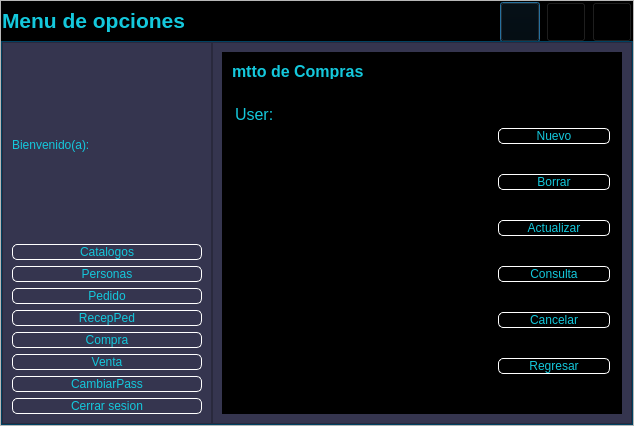
Before: the Qt Designer form PracticaC4_1/Gui/ControlWindows.ui in FaTeWendering/PracticaC4_1_admin_database, drawn with Qt 5.
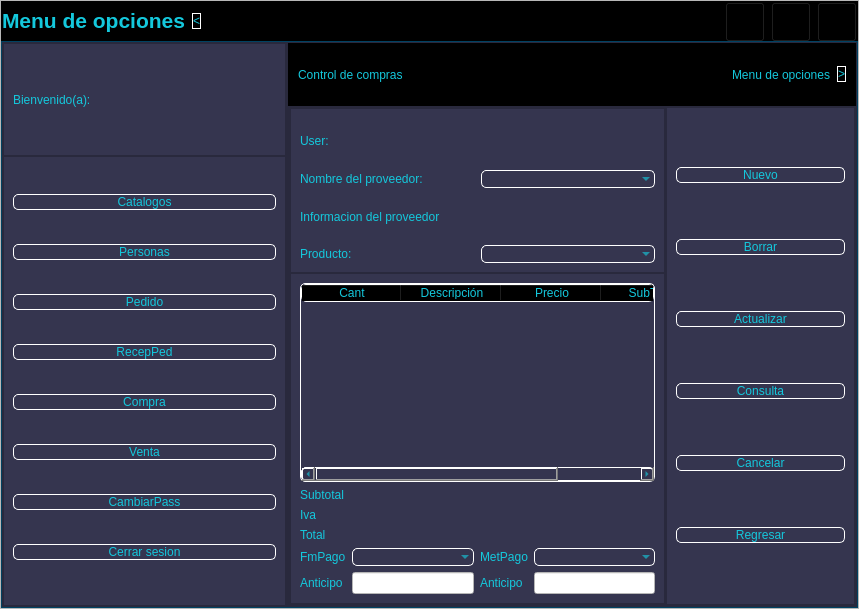
After: the same form once the commit is applied. The open tabs and pages were chosen to show the change. Icons and pictures are not drawn.

Commit message: Animacion y nuevo boton para ocultar el menu de opciones

```diff
--- a/PracticaC4_1/Gui/ControlWindows.ui
+++ b/PracticaC4_1/Gui/ControlWindows.ui
@@ -6,8 +6,8 @@
    <rect>
     <x>0</x>
     <y>0</y>
-    <width>634</width>
-    <height>426</height>
+    <width>859</width>
+    <height>609</height>
    </rect>
   </property>
   <property name="windowTitle">
@@ -94,6 +94,26 @@
            </property>
           </widget>
          </item>
+         <item>
+          <widget class="QPushButton" name="btn_toggle_menu">
+           <property name="styleSheet">
+            <string notr="true">QPushButton{
+font: 87 12pt &quot;Arial Black&quot;;
+background-color:#000000ff;
+color: rgb(20, 200, 220);
+border-radius:5px;
+border: 1px solid white;
+}
+
+QPushButton:hover {
+    background-color: white;
+}</string>
+           </property>
+           <property name="text">
+            <string>&lt;</string>
+           </property>
+          </widget>
+         </item>
          <item>
           <spacer name="horizontalSpacer">
            <property name="orientation">
@@ -239,7 +259,31 @@
            <property name="frameShadow">
             <enum>QFrame::Raised</enum>
            </property>
-           <layout class="QVBoxLayout" name="verticalLayout_3">
+           <layout class="QVBoxLayout" name="verticalLayout_3" stretch="2,8">
+            <property name="spacing">
+             <number>0</number>
+            </property>
+            <property name="leftMargin">
+             <number>0</number>
+            </property>
+            <property name="topMargin">
+             <number>0</number>
+            </property>
+            <property name="rightMargin">
+             <number>0</number>
+            </property>
+            <property name="bottomMargin">
+             <number>0</number>
+            </property>
+            <item>
+             <widget class="QFrame" name="frame_7">
+              <property name="frameShape">
+               <enum>QFrame::StyledPanel</enum>
+              </property>
+              <property name="frameShadow">
+               <enum>QFrame::Raised</enum>
+              </property>
+              <layout class="QVBoxLayout" name="verticalLayout_9">
             <item>
              <widget class="QLabel" name="lbl_bienvenida">
               <property name="styleSheet">
@@ -251,6 +295,18 @@
               </property>
              </widget>
             </item>
+              </layout>
+             </widget>
+            </item>
+            <item>
+             <widget class="QFrame" name="frame_6">
+              <property name="frameShape">
+               <enum>QFrame::StyledPanel</enum>
+              </property>
+              <property name="frameShadow">
+               <enum>QFrame::Raised</enum>
+              </property>
+              <layout class="QVBoxLayout" name="verticalLayout_10">
             <item>
              <widget class="QPushButton" name="btn_usuarios">
               <property name="text">
@@ -310,6 +366,9 @@
            </layout>
           </widget>
          </item>
+           </layout>
+          </widget>
+         </item>
          <item>
           <widget class="QFrame" name="frame_5">
            <property name="styleSheet">
@@ -330,10 +389,39 @@
             <enum>QFrame::Raised</enum>
            </property>
            <layout class="QVBoxLayout" name="verticalLayout_4">
+            <property name="spacing">
+             <number>0</number>
+            </property>
+            <property name="leftMargin">
+             <number>0</number>
+            </property>
+            <property name="topMargin">
+             <number>0</number>
+            </property>
+            <property name="rightMargin">
+             <number>0</number>
+            </property>
+            <property name="bottomMargin">
+             <number>0</number>
+            </property>
             <item>
              <widget class="QStackedWidget" name="stackedWidget">
               <property name="styleSheet">
-               <string notr="true">background-color:rgb(0, 0, 0)</string>
+               <string notr="true">background-color:rgb(53,53,79);
+QFrame{
+background-color:rgb(53,53,79);
+}
+QPushButton{
+font: 87 12pt &quot;Arial Black&quot;;
+background-color:#000000ff;
+color: rgb(20, 200, 220);
+border-radius:5px;
+border: 1px solid white;
+}
+
+QPushButton:hover {
+    background-color: black;
+}</string>
               </property>
               <widget class="QWidget" name="page">
                <layout class="QVBoxLayout" name="verticalLayout_7"/>
@@ -389,60 +477,77 @@
                  <number>0</number>
                 </property>
                 <item>
-                 <widget class="QFrame" name="frame_6">
-                  <property name="maximumSize">
-                   <size>
-                    <width>16777215</width>
-                    <height>40</height>
-                   </size>
-                  </property>
-                  <property name="frameShape">
-                   <enum>QFrame::StyledPanel</enum>
-                  </property>
-                  <property name="frameShadow">
-                   <enum>QFrame::Raised</enum>
-                  </property>
-                  <widget class="QLabel" name="label_4">
-                   <property name="geometry">
-                    <rect>
-                     <x>10</x>
-                     <y>10</y>
-                     <width>181</width>
-                     <height>17</height>
-                    </rect>
-                   </property>
-                   <property name="text">
-                    <string>&lt;html&gt;&lt;head/&gt;&lt;body&gt;&lt;p&gt;&lt;span style=&quot; font-size:12pt; font-weight:600;&quot;&gt;mtto de Compras&lt;/span&gt;&lt;/p&gt;&lt;/body&gt;&lt;/html&gt;</string>
-                   </property>
-                  </widget>
-                 </widget>
-                </item>
-                <item>
-                 <widget class="QFrame" name="frame_7">
-                  <property name="frameShape">
-                   <enum>QFrame::StyledPanel</enum>
-                  </property>
-                  <property name="frameShadow">
-                   <enum>QFrame::Raised</enum>
-                  </property>
-                  <layout class="QHBoxLayout" name="horizontalLayout_4" stretch="8">
-                   <property name="spacing">
-                    <number>0</number>
-                   </property>
-                   <property name="leftMargin">
-                    <number>0</number>
-                   </property>
-                   <property name="topMargin">
-                    <number>0</number>
-                   </property>
-                   <property name="rightMargin">
-                    <number>0</number>
-                   </property>
-                   <property name="bottomMargin">
-                    <number>0</number>
-                   </property>
-                   <item>
                     <widget class="QFrame" name="frame_8">
+                  <property name="styleSheet">
+                   <string notr="true">background-color: rgb(0, 0, 0);</string>
+                  </property>
+                  <property name="frameShape">
+                   <enum>QFrame::StyledPanel</enum>
+                  </property>
+                  <property name="frameShadow">
+                   <enum>QFrame::Raised</enum>
+                  </property>
+                  <layout class="QHBoxLayout" name="horizontalLayout_4">
+                   <item>
+                    <widget class="QLabel" name="label_4">
+                     <property name="styleSheet">
+                      <string notr="true">font: 87 12pt &quot;Arial Black&quot;;
+color:rgb(20, 200, 220)</string>
+                     </property>
+                     <property name="text">
+                      <string>Control de compras</string>
+                     </property>
+                    </widget>
+                   </item>
+                   <item>
+                    <spacer name="horizontalSpacer_2">
+                     <property name="orientation">
+                      <enum>Qt::Horizontal</enum>
+                     </property>
+                     <property name="sizeHint" stdset="0">
+                      <size>
+                       <width>182</width>
+                       <height>20</height>
+                      </size>
+                     </property>
+                    </spacer>
+                   </item>
+                   <item>
+                    <widget class="QLabel" name="label_6">
+                     <property name="styleSheet">
+                      <string notr="true">font:87 12pt &quot;Arial Black&quot;;
+color:rgb(20, 200, 220)</string>
+                     </property>
+                     <property name="text">
+                      <string>Menu de opciones</string>
+                     </property>
+                    </widget>
+                   </item>
+                   <item>
+                    <widget class="QPushButton" name="btn_desplegar_menu_compras">
+                     <property name="styleSheet">
+                      <string notr="true">QPushButton{
+font: 87 12pt &quot;Arial Black&quot;;
+background-color:#000000ff;
+color: rgb(20, 200, 220);
+border-radius:5px;
+border: 1px solid white;
+}
+
+QPushButton:hover {
+    background-color: white;
+}</string>
+                     </property>
+                     <property name="text">
+                      <string>&gt;</string>
+                     </property>
+                    </widget>
+                   </item>
+                  </layout>
+                 </widget>
+                </item>
+                <item>
+                 <widget class="QFrame" name="frame_9">
                      <property name="frameShape">
                       <enum>QFrame::StyledPanel</enum>
                      </property>
@@ -466,14 +571,30 @@
                        <number>0</number>
                       </property>
                       <item>
-                       <widget class="QFrame" name="frame_10">
+                    <widget class="QFrame" name="frame_11">
+                     <property name="styleSheet">
+                      <string notr="true">QFrame{
+background-color:rgb(53,53,79);
+}
+QPushButton{
+font: 87 12pt &quot;Arial Black&quot;;
+background-color:#000000ff;
+color: rgb(20, 200, 220);
+border-radius:5px;
+border: 1px solid white;
+}
+
+QPushButton:hover {
+    background-color: black;
+}</string>
+                     </property>
                         <property name="frameShape">
                          <enum>QFrame::StyledPanel</enum>
                         </property>
                         <property name="frameShadow">
                          <enum>QFrame::Raised</enum>
                         </property>
-                        <layout class="QVBoxLayout" name="verticalLayout_9" stretch="1,8">
+                     <layout class="QVBoxLayout" name="verticalLayout_12" stretch="4,8">
                          <property name="spacing">
                           <number>0</number>
                          </property>
@@ -497,39 +618,243 @@
                            <property name="frameShadow">
                             <enum>QFrame::Raised</enum>
                            </property>
-                           <layout class="QHBoxLayout" name="horizontalLayout_6">
+                        <layout class="QVBoxLayout" name="verticalLayout_13">
                             <item>
-                             <widget class="QLabel" name="label_6">
+                          <widget class="QLabel" name="lbl_user_compra">
                               <property name="text">
-                               <string>&lt;html&gt;&lt;head/&gt;&lt;body&gt;&lt;p&gt;&lt;span style=&quot; font-size:12pt;&quot;&gt;User:&lt;/span&gt;&lt;/p&gt;&lt;/body&gt;&lt;/html&gt;</string>
+                            <string>User:</string>
                               </property>
                              </widget>
                             </item>
+                         <item>
+                          <layout class="QGridLayout" name="gridLayout">
+                           <item row="0" column="0">
+                            <widget class="QLabel" name="lbl_nom_provee_compra">
+                             <property name="text">
+                              <string>Nombre del proveedor:</string>
+                             </property>
+                            </widget>
+                           </item>
+                           <item row="0" column="1">
+                            <widget class="QComboBox" name="cb_nom_provee_compra">
+                             <property name="styleSheet">
+                              <string notr="true">font: 87 12pt &quot;Arial Black&quot;;
+background-color:#000000ff;
+color: rgb(20, 200, 220);
+border-radius:5px;
+border: 1px solid white;</string>
+                             </property>
+                            </widget>
+                           </item>
+                          </layout>
+                         </item>
+                         <item>
+                          <widget class="QLabel" name="lbl_info_provee_compra">
+                           <property name="text">
+                            <string>Informacion del proveedor</string>
+                           </property>
+                          </widget>
+                         </item>
+                         <item>
+                          <layout class="QGridLayout" name="gridLayout_2">
+                           <item row="0" column="0">
+                            <widget class="QLabel" name="lbl_producto_compra">
+                             <property name="text">
+                              <string>Producto:</string>
+                             </property>
+                            </widget>
+                           </item>
+                           <item row="0" column="1">
+                            <widget class="QComboBox" name="cb_producto_compra">
+                             <property name="styleSheet">
+                              <string notr="true">font: 87 12pt &quot;Arial Black&quot;;
+background-color:#000000ff;
+color: rgb(20, 200, 220);
+border-radius:5px;
+border: 1px solid white;</string>
+                             </property>
+                            </widget>
+                           </item>
+                          </layout>
+                         </item>
                            </layout>
                           </widget>
                          </item>
                          <item>
                           <widget class="QFrame" name="frame_13">
+                        <property name="styleSheet">
+                         <string notr="true">QComboBox{
+font: 87 12pt &quot;Arial Black&quot;;
+background-color:#000000ff;
+color: rgb(20, 200, 220);
+border-radius:5px;
+border: 1px solid white;
+}</string>
+                        </property>
                            <property name="frameShape">
                             <enum>QFrame::StyledPanel</enum>
                            </property>
                            <property name="frameShadow">
                             <enum>QFrame::Raised</enum>
                            </property>
+                        <layout class="QVBoxLayout" name="verticalLayout_14">
+                         <item>
+                          <widget class="QTableWidget" name="Table_compra">
+                           <property name="styleSheet">
+                            <string notr="true">font: 87 12pt &quot;Arial Black&quot;;
+background-color:#000000ff;
+color: rgb(20, 200, 220);
+border-radius:5px;
+border: 1px solid white;</string>
+                           </property>
+                           <property name="columnCount">
+                            <number>4</number>
+                           </property>
+                           <column>
+                            <property name="text">
+                             <string>Cant</string>
+                            </property>
+                           </column>
+                           <column>
+                            <property name="text">
+                             <string>Descripción</string>
+                            </property>
+                           </column>
+                           <column>
+                            <property name="text">
+                             <string>Precio</string>
+                            </property>
+                           </column>
+                           <column>
+                            <property name="text">
+                             <string>SubTotal</string>
+                            </property>
+                           </column>
                           </widget>
                          </item>
-                        </layout>
-                       </widget>
-                      </item>
+                         <item>
+                          <layout class="QGridLayout" name="gridLayout_3">
+                           <item row="0" column="0">
+                            <widget class="QLabel" name="label_11">
+                             <property name="text">
+                              <string>Subtotal</string>
+                             </property>
+                            </widget>
+                           </item>
+                           <item row="1" column="0">
+                            <widget class="QLabel" name="label_12">
+                             <property name="text">
+                              <string>Iva</string>
+                             </property>
+                            </widget>
+                           </item>
+                           <item row="2" column="0">
+                            <widget class="QLabel" name="label_13">
+                             <property name="text">
+                              <string>Total</string>
+                             </property>
+                            </widget>
+                           </item>
+                           <item row="0" column="1">
+                            <widget class="QLabel" name="lbl_subtotal_compras">
+                             <property name="text">
+                              <string/>
+                             </property>
+                            </widget>
+                           </item>
+                           <item row="1" column="1">
+                            <widget class="QLabel" name="lbl_iva_compras">
+                             <property name="text">
+                              <string/>
+                             </property>
+                            </widget>
+                           </item>
+                           <item row="2" column="1">
+                            <widget class="QLabel" name="lbl_total_compras">
+                             <property name="text">
+                              <string/>
+                             </property>
+                            </widget>
+                           </item>
+                          </layout>
+                         </item>
+                         <item>
+                          <layout class="QGridLayout" name="gridLayout_4">
+                           <item row="0" column="0">
+                            <widget class="QLabel" name="label_16">
+                             <property name="text">
+                              <string>FmPago</string>
+                             </property>
+                            </widget>
+                           </item>
+                           <item row="0" column="1">
+                            <widget class="QComboBox" name="cb_Fm_pago_compras"/>
+                           </item>
+                           <item row="0" column="2">
+                            <widget class="QLabel" name="label_18">
+                             <property name="text">
+                              <string>MetPago</string>
+                             </property>
+                            </widget>
+                           </item>
+                           <item row="0" column="3">
+                            <widget class="QComboBox" name="cb_metpago_compras"/>
+                           </item>
+                           <item row="1" column="0">
+                            <widget class="QLabel" name="label_17">
+                             <property name="text">
+                              <string>Anticipo</string>
+                             </property>
+                            </widget>
+                           </item>
+                           <item row="1" column="1">
+                            <widget class="QLineEdit" name="txt_anticipo_compras">
+                             <property name="styleSheet">
+                              <string notr="true">background-color: rgb(255, 255, 255);</string>
+                             </property>
+                            </widget>
+                           </item>
+                           <item row="1" column="2">
+                            <widget class="QLabel" name="label_19">
+                             <property name="text">
+                              <string>Anticipo</string>
+                             </property>
+                            </widget>
+                           </item>
+                           <item row="1" column="3">
+                            <widget class="QLineEdit" name="txt_anticipo_compras_2">
+                             <property name="styleSheet">
+                              <string notr="true">background-color: rgb(255, 255, 255);</string>
+                             </property>
+                             <property name="text">
+                              <string/>
+                             </property>
+                            </widget>
+                           </item>
+                          </layout>
+                         </item>
+                        </layout>
+                       </widget>
+                      </item>
+                     </layout>
+                    </widget>
+                   </item>
                       <item>
-                       <widget class="QFrame" name="frame_11">
+                    <widget class="QFrame" name="frame_10">
                         <property name="styleSheet">
-                         <string notr="true">QPushButton{
+                      <string notr="true">QFrame{
+background-color:rgb(53,53,79);
+}
+QPushButton{
 font: 87 12pt &quot;Arial Black&quot;;
 background-color:#000000ff;
 color: rgb(20, 200, 220);
 border-radius:5px;
 border: 1px solid white;
+}
+
+QPushButton:hover {
+    background-color: black;
 }</string>
                         </property>
                         <property name="frameShape">
@@ -538,50 +863,47 @@
                         <property name="frameShadow">
                          <enum>QFrame::Raised</enum>
                         </property>
-                        <layout class="QVBoxLayout" name="verticalLayout_10">
+                     <layout class="QVBoxLayout" name="verticalLayout_11">
                          <item>
-                          <widget class="QPushButton" name="pushButton_5">
+                       <widget class="QPushButton" name="btn_nuevo_compras">
                            <property name="text">
                             <string>Nuevo</string>
                            </property>
                           </widget>
                          </item>
                          <item>
-                          <widget class="QPushButton" name="pushButton_6">
+                       <widget class="QPushButton" name="btn_borrar_compras">
                            <property name="text">
                             <string>Borrar</string>
                            </property>
                           </widget>
                          </item>
                          <item>
-                          <widget class="QPushButton" name="pushButton_7">
+                       <widget class="QPushButton" name="btn_actualizar_compras">
                            <property name="text">
                             <string>Actualizar</string>
                            </property>
                           </widget>
                          </item>
                          <item>
-                          <widget class="QPushButton" name="pushButton_8">
+                       <widget class="QPushButton" name="btn_consulta_compras">
                            <property name="text">
                             <string>Consulta</string>
                            </property>
                           </widget>
                          </item>
                          <item>
-                          <widget class="QPushButton" name="pushButton_9">
+                       <widget class="QPushButton" name="btn_cancelar_compras">
                            <property name="text">
                             <string>Cancelar</string>
                            </property>
                           </widget>
                          </item>
                          <item>
-                          <widget class="QPushButton" name="pushButton_10">
+                       <widget class="QPushButton" name="btn_regresar_compras">
                            <property name="text">
                             <string>Regresar</string>
                            </property>
-                          </widget>
-                         </item>
-                        </layout>
                        </widget>
                       </item>
                      </layout>
```
Lines whose indentation alone changed are shown as unchanged. The commit also changes 8 other files.
